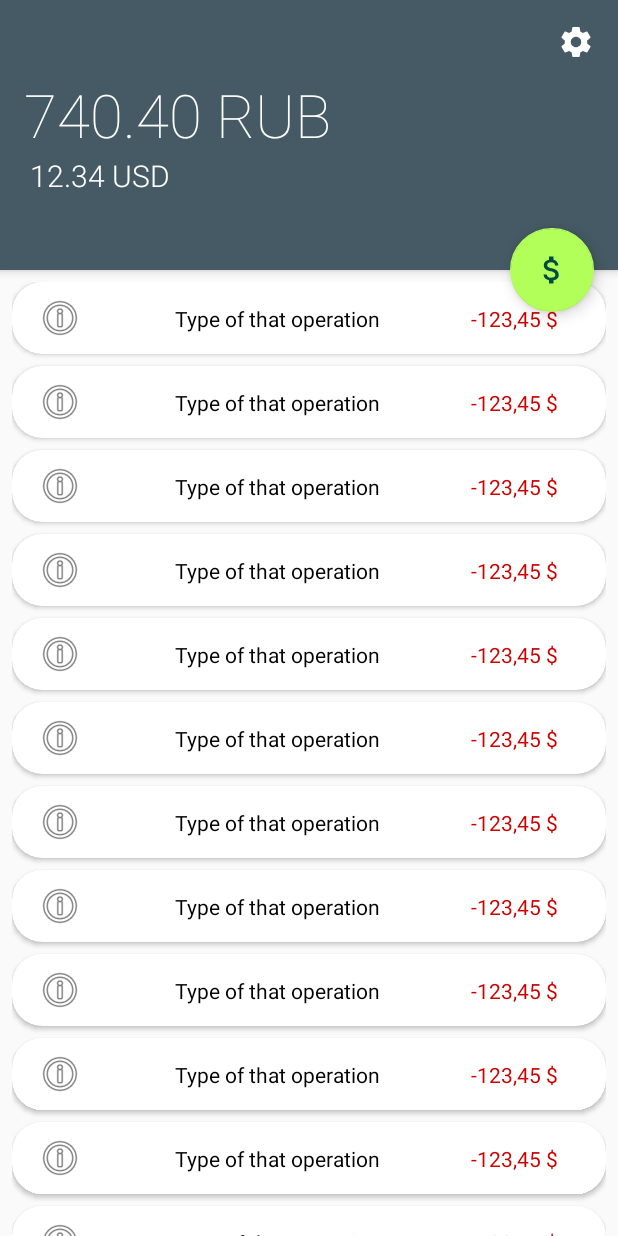
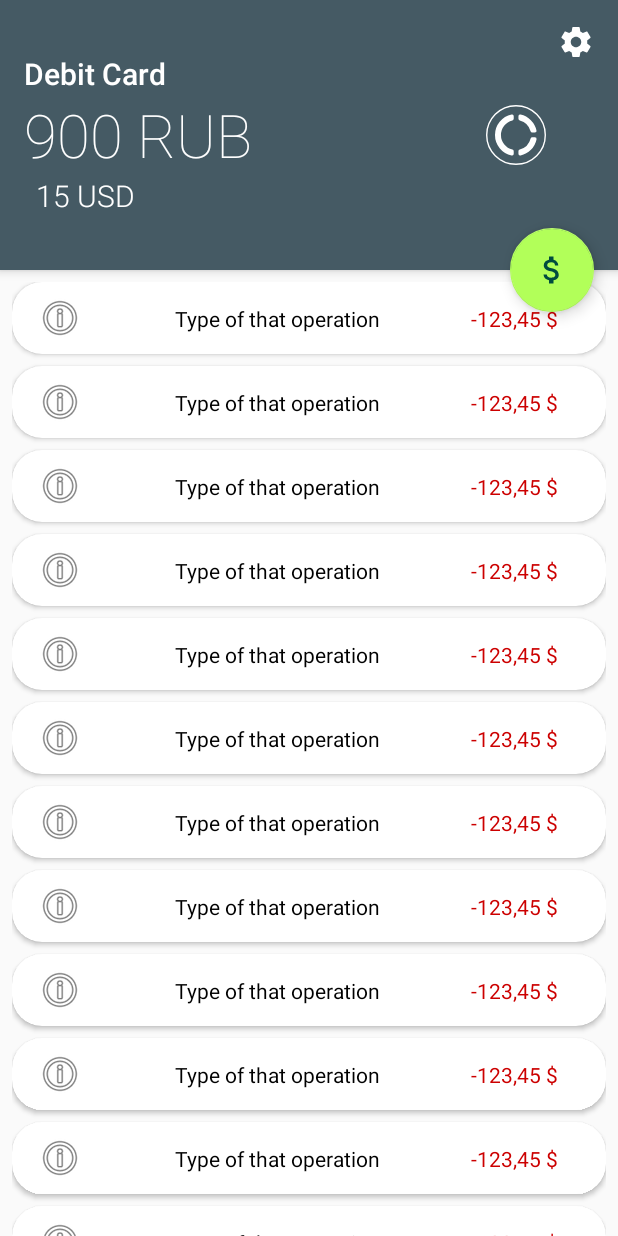
Before and after one commit to bendezu/yamobdevschool-finances, an Android app: the screen it shows after launch (MainActivity), on a phone screen of 412 x 824 dp. Run offline under Robolectric (Android 15) with nearby library versions, the phone set to English and light mode, and no system bars.

Commit message:
Add multi-account support

```diff
--- /dev/null
+++ b/app/src/main/java/com/bendezu/yandexfinances/accountFeed/AccountPagerAdapter.kt
@@ -0,0 +1,50 @@
+package com.bendezu.yandexfinances.accountFeed
+
+import android.support.v4.view.PagerAdapter
+import android.view.LayoutInflater
+import android.view.View
+import android.view.ViewGroup
+import android.widget.ImageView
+import android.widget.TextView
+import com.bendezu.yandexfinances.R
+import com.bendezu.yandexfinances.model.ExchangeRepository
+import com.bendezu.yandexfinances.model.calculateBalanceInUsd
+import com.bendezu.yandexfinances.model.getAlternateCurrency
+import com.bendezu.yandexfinances.model.getPrimaryCurrency
+import com.bendezu.yandexfinances.util.accounts
+import com.bendezu.yandexfinances.util.records
+
+class AccountPagerAdapter(val fragment: FeedFragment): PagerAdapter() {
+
+    override fun instantiateItem(container: ViewGroup?, position: Int): Any {
+        val inflater = LayoutInflater.from(fragment.context)
+        val view = inflater.inflate(R.layout.account_item, container, false)
+
+        view.findViewById<TextView>(R.id.accountTitle).text = accounts[position]
+        val primaryBalance = view.findViewById<TextView>(R.id.primaryBalance)
+        val alternateBalance = view.findViewById<TextView>(R.id.alternateBalance)
+        val balance = calculateBalanceInUsd(records.asList(), position)
+        val rateKoef = ExchangeRepository().getRateCoef(getPrimaryCurrency())
+        primaryBalance.text = balance.multiply(rateKoef).toPlainString() + " " + getPrimaryCurrency()
+        alternateBalance.text = balance.toPlainString() + " " + getAlternateCurrency()
+        view.findViewById<ImageView>(R.id.diagramButton).setOnClickListener {
+            fragment.presenter.onDiagramClicked(position)
+        }
+
+        container?.addView(view)
+        return view
+    }
+
+    override fun destroyItem(container: ViewGroup?, position: Int, view: Any?) {
+        container?.removeView(view as View)
+    }
+
+    override fun isViewFromObject(view: View?, `object`: Any?): Boolean {
+        return view === `object`
+    }
+
+    override fun getCount(): Int {
+        return accounts.size
+    }
+
+}
--- a/app/src/main/java/com/bendezu/yandexfinances/accountFeed/FeedContract.kt
+++ b/app/src/main/java/com/bendezu/yandexfinances/accountFeed/FeedContract.kt
@@ -5,10 +5,13 @@ interface FeedContract {
     interface View {
         fun setPrimaryBalance(balance: String)
         fun setAlternateBalance(balance: String)
+        fun showAccountDiagram(account: Int)
     }
 
     interface Presenter {
         fun setupUI()
+        fun calculateAccountBalance(account: Int)
+        fun onDiagramClicked(account: Int)
         fun detachView()
     }
 }
--- a/app/src/main/java/com/bendezu/yandexfinances/accountFeed/FeedFragment.kt
+++ b/app/src/main/java/com/bendezu/yandexfinances/accountFeed/FeedFragment.kt
@@ -3,13 +3,15 @@ package com.bendezu.yandexfinances.accountFeed
 import android.content.Context
 import android.os.Bundle
 import android.support.v4.app.Fragment
+import android.support.v4.view.ViewPager
 import android.view.LayoutInflater
 import android.view.View
 import android.view.ViewGroup
+import android.widget.TextView
+import android.widget.Toast
 import com.bendezu.yandexfinances.R
 import com.bendezu.yandexfinances.addRecord.AddRecordFragment
 import com.bendezu.yandexfinances.util.RevealAnimationSetting
-import kotlinx.android.synthetic.main.account.*
 import kotlinx.android.synthetic.main.fragment_feed.*
 import kotlin.math.roundToInt
 
@@ -23,7 +25,10 @@ const val FEED_FRAGMENT_TAG = "FeedFragment"
 class FeedFragment : Fragment(), FeedContract.View {
 
     private var listener: FeedFragmentClickListener? = null
-    private lateinit var presenter: FeedContract.Presenter
+    lateinit var presenter: FeedContract.Presenter
+
+    private var mainBalance: TextView? = null
+    private var secondaryBalance: TextView? = null
 
     override fun onAttach(context: Context) {
         super.onAttach(context)
@@ -46,6 +51,15 @@ class FeedFragment : Fragment(), FeedContract.View {
 
     override fun onViewCreated(view: View?, savedInstanceState: Bundle?) {
         presenter.setupUI()
+        accountViewPager.adapter = AccountPagerAdapter(this)
+        val pageListener = object : ViewPager.SimpleOnPageChangeListener() {
+            override fun onPageSelected(position: Int) {
+                Toast.makeText(context, "update list for account " + position, Toast.LENGTH_SHORT).show()
+            }
+        }
+        accountViewPager.addOnPageChangeListener(pageListener)
+        accountViewPager.post(Runnable { pageListener.onPageSelected(accountViewPager.currentItem) })
+
         fab.setOnClickListener { v ->
             val centreX = (fab.x + fab.width  / 2).roundToInt()
             val centreY = (fab.y + fab.height / 2).roundToInt()
@@ -60,17 +74,20 @@ class FeedFragment : Fragment(), FeedContract.View {
                     .addToBackStack(null).commit()
             listener?.onAddRecordClicked()
         }
-        settings.setOnClickListener { v ->
-            listener?.onSettingsClicked()
-        }
+        settings.setOnClickListener { v -> listener?.onSettingsClicked() }
+
         super.onViewCreated(view, savedInstanceState)
     }
 
     override fun setPrimaryBalance(balance: String) {
-        primaryBalance.text = balance
+        mainBalance?.text = balance
     }
     override fun setAlternateBalance(balance: String) {
-        alternateBalance.text = balance
+        secondaryBalance?.text = balance
+    }
+
+    override fun showAccountDiagram(account: Int) {
+        Toast.makeText(context, "Diagram $account", Toast.LENGTH_SHORT).show()
     }
 
     override fun onDetach() {
--- a/app/src/main/java/com/bendezu/yandexfinances/accountFeed/FeedFragmentPresenter.kt
+++ b/app/src/main/java/com/bendezu/yandexfinances/accountFeed/FeedFragmentPresenter.kt
@@ -1,9 +1,7 @@
 package com.bendezu.yandexfinances.accountFeed
 
-import com.bendezu.yandexfinances.model.AccountRepository
-import com.bendezu.yandexfinances.model.ExchangeRepository
-import com.bendezu.yandexfinances.model.getAlternateCurrency
-import com.bendezu.yandexfinances.model.getPrimaryCurrency
+import com.bendezu.yandexfinances.model.*
+import com.bendezu.yandexfinances.util.records
 
 class FeedFragmentPresenter(var view: FeedContract.View?) : FeedContract.Presenter {
 
@@ -21,4 +19,15 @@ class FeedFragmentPresenter(var view: FeedContract.View?) : FeedContract.Present
         view?.setAlternateBalance(usdBalance.toPlainString() + " " + getAlternateCurrency())
     }
 
+    override fun calculateAccountBalance(account: Int) {
+        val balance = calculateBalanceInUsd(records.asList(), account)
+        val rateKoef = exchangeRepository.getRateCoef(getPrimaryCurrency())
+        view?.setPrimaryBalance(balance.multiply(rateKoef).toPlainString() + " " + getPrimaryCurrency())
+        view?.setAlternateBalance(balance.toPlainString() + " " + getAlternateCurrency())
+    }
+
+    override fun onDiagramClicked(account: Int) {
+        view?.showAccountDiagram(account)
+    }
+
 }
--- a/app/src/main/java/com/bendezu/yandexfinances/model/Record.kt
+++ b/app/src/main/java/com/bendezu/yandexfinances/model/Record.kt
@@ -8,12 +8,12 @@ enum class RecordType {
     INCOME
 }
 
-class Record(val type: RecordType, val amount: BigDecimal, val currency: String)
+class Record(val account: Int, val type: RecordType, val amount: BigDecimal, val currency: String)
 
-fun calculateBalanceInUsd(records: List<Record>): BigDecimal {
+fun calculateBalanceInUsd(records: List<Record>, account: Int): BigDecimal {
     val repository = ExchangeRepository()
     var sum = BigDecimal(0)
-    records.forEach{
+    records.filter { it.account == account }.forEach {
         val value = it.amount.divide(repository.getRateCoef(it.currency), MathContext.DECIMAL128)
         if (it.type == RecordType.INCOME)
             sum += value
--- a/app/src/main/java/com/bendezu/yandexfinances/util/DummyData.kt
+++ b/app/src/main/java/com/bendezu/yandexfinances/util/DummyData.kt
@@ -1,6 +1,9 @@
 package com.bendezu.yandexfinances.util
 
 import com.bendezu.yandexfinances.R
+import com.bendezu.yandexfinances.model.Record
+import com.bendezu.yandexfinances.model.RecordType
+import java.math.BigDecimal
 
 val currencies = arrayOf(
         "RUB",
@@ -22,3 +25,15 @@ val categoryIds = arrayOf(
         R.drawable.ic_food_24dp,
         R.drawable.ic_clothes_24dp,
         R.drawable.ic_rent_fee_24dp)
+
+val accounts = arrayOf("Debit Card", "Cash")
+
+val records = arrayOf(
+        Record(0, RecordType.INCOME, BigDecimal(10), "USD"),
+        Record(0, RecordType.EXPENSE, BigDecimal(5), "USD"),
+        Record(0, RecordType.INCOME, BigDecimal(10), "USD"),
+
+        Record(1, RecordType.INCOME, BigDecimal(20), "USD"),
+        Record(1, RecordType.EXPENSE, BigDecimal(10), "USD"),
+        Record(1, RecordType.INCOME, BigDecimal(20), "USD")
+)
--- a/app/src/main/res/anim/enter_from_top.xml
+++ b/app/src/main/res/anim/enter_from_top.xml
@@ -3,5 +3,5 @@
     android:shareInterpolator="false">
     <translate
         android:fromYDelta="-100%" android:toYDelta="0%"
-        android:duration="@android:integer/config_mediumAnimTime"/>
+        android:duration="@android:integer/config_shortAnimTime"/>
 </set>
--- a/app/src/main/res/anim/exit_to_bottom.xml
+++ b/app/src/main/res/anim/exit_to_bottom.xml
@@ -3,5 +3,5 @@
     android:shareInterpolator="false">
     <translate
         android:fromYDelta="0%" android:toYDelta="100%"
-        android:duration="@android:integer/config_mediumAnimTime" />
+        android:duration="@android:integer/config_shortAnimTime" />
 </set>
--- /dev/null
+++ b/app/src/main/res/drawable/ic_diagram.xml
@@ -0,0 +1,9 @@
+<vector android:height="24dp" android:viewportHeight="343"
+    android:viewportWidth="343" android:width="24dp" xmlns:android="http://schemas.android.com/apk/res/android">
+    <path android:fillColor="#00000000"
+        android:pathData="M171.5,171.5m-167.5,0a167.5,167.5 0,1 1,335 0a167.5,167.5 0,1 1,-335 0"
+        android:strokeColor="#fff" android:strokeWidth="8"/>
+    <path android:fillColor="#fff" android:pathData="M85.5,171.5A86,86 0,0 0,150.89 255a10,10 0,0 1,7.61 9.7v14.37a10,10 0,0 1,-12.12 9.78,120 120,0 0,1 0,-234.72 10,10 0,0 1,12.12 9.78V78.29a10,10 0,0 1,-7.61 9.7A86,86 0,0 0,85.5 171.5Z"/>
+    <path android:fillColor="#fff" android:pathData="M278.86,157.5h-14.4a10,10 0,0 1,-9.67 -7.48A86.08,86.08 0,0 0,193 88.21a10,10 0,0 1,-7.48 -9.67V64.14a10,10 0,0 1,12.25 -9.75,120.12 120.12,0 0,1 90.86,90.86A10,10 0,0 1,278.86 157.5Z"/>
+    <path android:fillColor="#fff" android:pathData="M288.85,196.67a120.14,120.14 0,0 1,-91.1 91.94,10 10,0 0,1 -12.25,-9.75v-14.4a10,10 0,0 1,7.47 -9.67A86.11,86.11 0,0 0,255 192.08a10,10 0,0 1,9.69 -7.58h14.38A10,10 0,0 1,288.85 196.67Z"/>
+</vector>
--- a/app/src/main/res/layout/account.xml
+++ /dev/null
@@ -1,46 +0,0 @@
-<?xml version="1.0" encoding="utf-8"?>
-<FrameLayout
-    xmlns:android="http://schemas.android.com/apk/res/android"
-    xmlns:tools="http://schemas.android.com/tools"
-    android:layout_width="match_parent"
-    android:layout_height="match_parent">
-
-    <ImageView
-        android:id="@+id/settings"
-        android:layout_width="@dimen/toolbar_button_size"
-        android:layout_height="@dimen/toolbar_button_size"
-        android:padding="@dimen/toolbar_button_padding"
-        android:layout_gravity="right"
-        android:src="@drawable/ic_settings_black_24dp"
-        android:background="@drawable/ripple_green"/>
-
-    <LinearLayout
-        xmlns:android="http://schemas.android.com/apk/res/android"
-        android:layout_width="match_parent"
-        android:layout_height="wrap_content"
-        android:layout_gravity="center|start"
-        android:paddingStart="@dimen/account_padding"
-        android:orientation="vertical">
-
-        <TextView
-            android:id="@+id/primaryBalance"
-            android:layout_width="wrap_content"
-            android:layout_height="wrap_content"
-            android:fontFamily="sans-serif-thin"
-            android:textColor="@color/colorTextPrimary"
-            tools:text="1234,56 RUB"
-            android:textSize="@dimen/main_balance_size"/>
-
-        <TextView
-            android:id="@+id/alternateBalance"
-            android:layout_width="wrap_content"
-            android:layout_height="wrap_content"
-            android:layout_marginStart="4dp"
-            android:fontFamily="sans-serif-light"
-            android:textColor="@color/colorTextPrimary"
-            tools:text="12,34 USD"
-            android:textSize="@dimen/alternate_balance_size"/>
-
-    </LinearLayout>
-
-</FrameLayout>
--- /dev/null
+++ b/app/src/main/res/layout/account_item.xml
@@ -0,0 +1,55 @@
+<?xml version="1.0" encoding="utf-8"?>
+<FrameLayout
+    xmlns:android="http://schemas.android.com/apk/res/android"
+    xmlns:tools="http://schemas.android.com/tools"
+    android:layout_width="match_parent"
+    android:layout_height="match_parent"
+    android:padding="@dimen/account_padding"
+    tools:background="@color/colorPrimary">
+
+    <LinearLayout
+        android:layout_width="match_parent"
+        android:layout_height="wrap_content"
+        android:orientation="vertical"
+        android:layout_gravity="center_vertical">
+
+        <TextView
+            android:id="@+id/accountTitle"
+            android:layout_width="wrap_content"
+            android:layout_height="wrap_content"
+            android:text="Debite Card"
+            android:fontFamily="sans-serif-medium"
+            android:textSize="20sp"
+            android:textColor="@color/colorTextPrimary"/>
+
+        <TextView
+            android:id="@+id/primaryBalance"
+            android:layout_width="wrap_content"
+            android:layout_height="wrap_content"
+            android:fontFamily="sans-serif-thin"
+            android:textSize="@dimen/main_balance_size"
+            android:textColor="@color/colorTextPrimary"
+            tools:text="12345.56 RUB"/>
+
+        <TextView
+            android:id="@+id/alternateBalance"
+            android:layout_width="wrap_content"
+            android:layout_height="wrap_content"
+            android:layout_marginStart="8dp"
+            android:fontFamily="sans-serif-light"
+            android:textSize="@dimen/alternate_balance_size"
+            android:textColor="@color/colorTextPrimary"
+            tools:text="123.56 USD"/>
+
+    </LinearLayout>
+
+    <ImageView
+        android:id="@+id/diagramButton"
+        android:layout_width="40dp"
+        android:layout_height="40dp"
+        android:layout_marginEnd="32dp"
+        android:src="@drawable/ic_diagram"
+        android:layout_gravity="center_vertical|end"
+        android:background="@drawable/ripple_green"/>
+
+</FrameLayout>
--- a/app/src/main/res/layout/fragment_add_record.xml
+++ b/app/src/main/res/layout/fragment_add_record.xml
@@ -76,12 +76,11 @@
 
             <EditText
                 android:id="@+id/amountEditText"
-                android:layout_width="wrap_content"
+                android:layout_width="200dp"
                 android:layout_height="wrap_content"
                 android:layout_marginEnd="8dp"
                 android:layout_marginTop="8dp"
                 android:backgroundTint="@color/colorAccent"
-                android:ems="10"
                 android:inputType="numberDecimal"
                 android:textColor="@color/colorTextPrimary"
                 android:textSize="15sp"
@@ -124,7 +123,7 @@
 
             <Spinner
                 android:id="@+id/categorySpinner"
-                android:layout_width="wrap_content"
+                android:layout_width="250dp"
                 android:layout_height="45dp"
                 android:layout_marginEnd="8dp"
                 android:layout_marginTop="16dp"
--- a/app/src/main/res/layout/fragment_feed.xml
+++ b/app/src/main/res/layout/fragment_feed.xml
@@ -13,7 +13,6 @@
         android:layout_width="match_parent"
         android:layout_height="@dimen/app_bar_height"
         android:theme="@style/AppTheme.AppBarOverlay">
-
         <android.support.design.widget.CollapsingToolbarLayout
             android:id="@+id/toolbar_layout"
             android:layout_width="match_parent"
@@ -21,13 +20,20 @@
             app:contentScrim="@color/colorPrimary"
             app:layout_scrollFlags="scroll|enterAlways">
 
-            <include
-                layout="@layout/account"
-                android:layout_width="match_parent"
-                android:layout_height="match_parent"
-                app:layout_collapseMode="parallax"
-                app:popupTheme="@style/AppTheme.PopupOverlay" />
+                <android.support.v4.view.ViewPager
+                    android:id="@+id/accountViewPager"
+                    android:layout_width="match_parent"
+                    android:layout_height="match_parent"
+                    app:layout_collapseMode="parallax"/>
 
+            <ImageView
+                android:id="@+id/settings"
+                android:layout_width="@dimen/toolbar_button_size"
+                android:layout_height="@dimen/toolbar_button_size"
+                android:padding="@dimen/toolbar_button_padding"
+                android:layout_gravity="end"
+                android:src="@drawable/ic_settings_black_24dp"
+                android:background="@drawable/ripple_green"/>
 
         </android.support.design.widget.CollapsingToolbarLayout>
     </android.support.design.widget.AppBarLayout>
```
